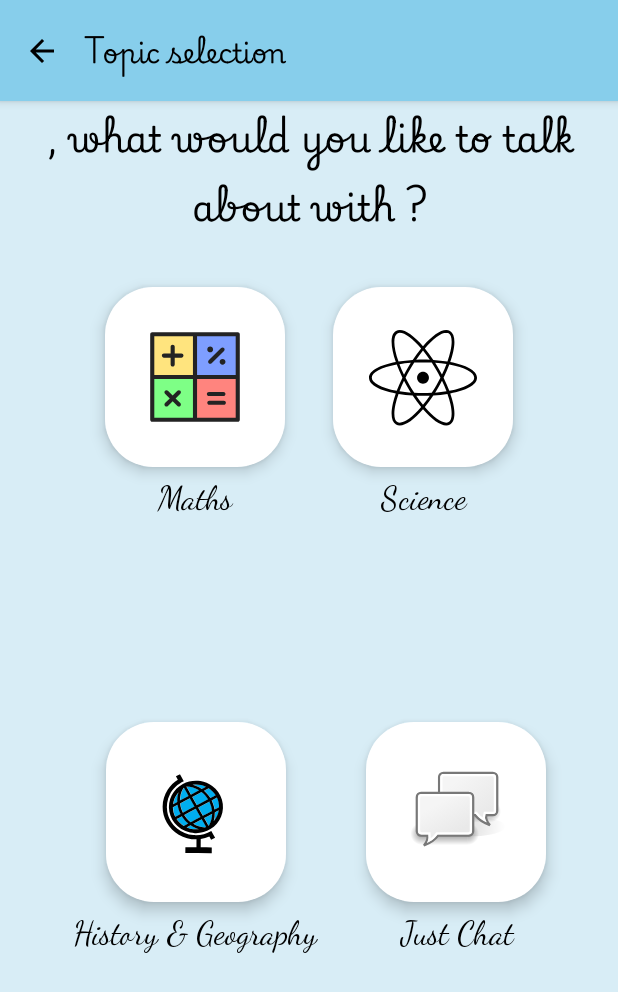
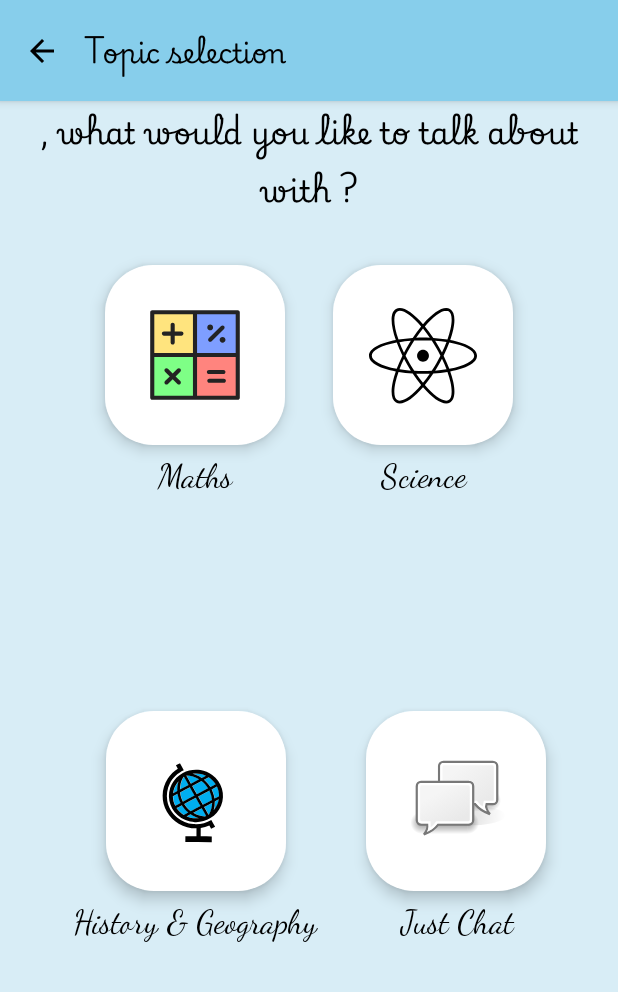
Before and after one commit to CesarValiente/MagicalZooAI, an Android app built with Jetpack Compose: the TopicActivity screen opened directly, with no data from a screen before it, on a phone screen of 412 x 824 dp. Shown: the top 992 px of the screen. Run offline under Robolectric (Android 15) with nearby library versions, the phone set to English and light mode, and no system bars.

Commit message:
Making font size a bit smaller

```diff
--- a/app/src/main/java/com/cesarvaliente/magicalzooai/TopicActivity.kt
+++ b/app/src/main/java/com/cesarvaliente/magicalzooai/TopicActivity.kt
@@ -157,7 +157,7 @@ fun TopicScreen(
         ) {
             Text(
                 text = "$kidName, what would you like to talk about with $animalName?",
-                fontSize = 24.sp,
+                fontSize = 20.sp,
                 fontWeight = FontWeight.Bold,
                 fontFamily = Utils.myFontFamily,
                 color = Color.Black,
```
